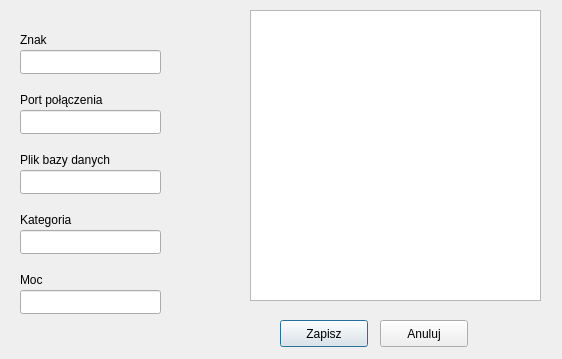
Old version of the form konfiguracja.ui in the repository darvark/CallLogger.
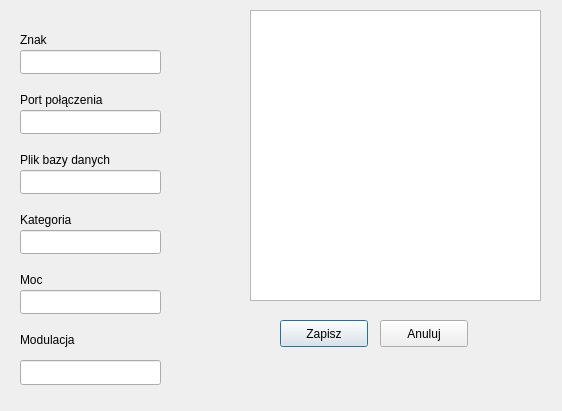
New version of the form.

Diff of the .ui file:
```diff
--- a/konfiguracja.ui
+++ b/konfiguracja.ui
@@ -7,7 +7,7 @@
     <x>0</x>
     <y>0</y>
     <width>562</width>
-    <height>359</height>
+    <height>411</height>
    </rect>
   </property>
   <property name="windowTitle">
@@ -164,6 +164,29 @@
     <string>Anuluj</string>
    </property>
   </widget>
+  <widget class="QLabel" name="label_6">
+   <property name="geometry">
+    <rect>
+     <x>20</x>
+     <y>330</y>
+     <width>84</width>
+     <height>20</height>
+    </rect>
+   </property>
+   <property name="text">
+    <string>Modulacja</string>
+   </property>
+  </widget>
+  <widget class="QLineEdit" name="modulacja">
+   <property name="geometry">
+    <rect>
+     <x>20</x>
+     <y>360</y>
+     <width>141</width>
+     <height>25</height>
+    </rect>
+   </property>
+  </widget>
  </widget>
  <resources/>
  <connections/>
```
